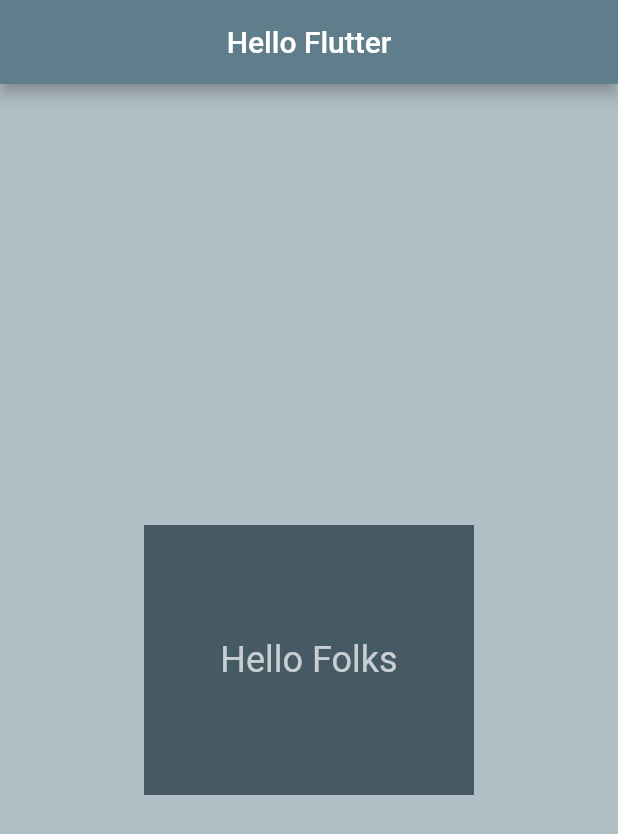
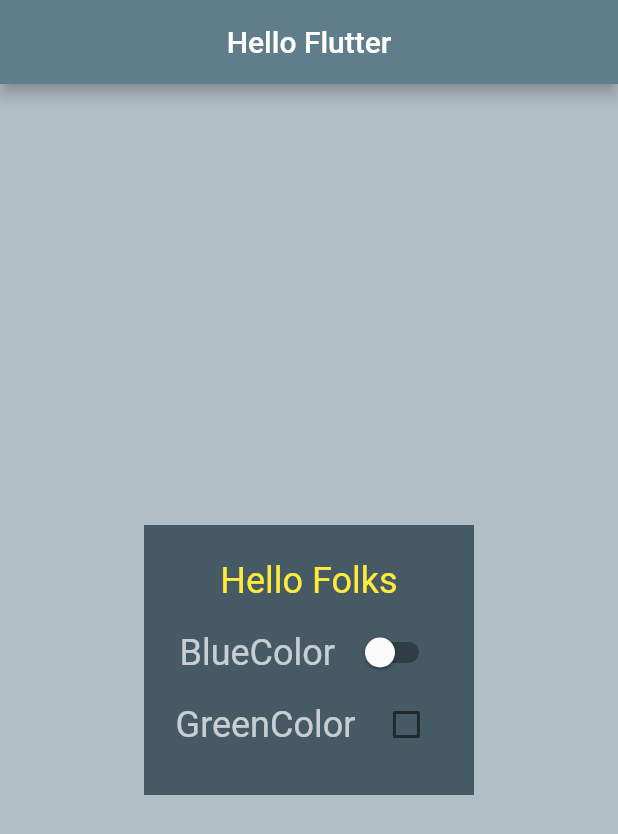
Before and after one commit to johnnylyimo/flutter_switch_checkbox_demo, a Flutter app: the screen it shows after launch, on a phone screen of 412 x 824 dp. Shown: the top 834 px of the screen. Run offline on Flutter 3.47's test engine with Material 2 defaults, Android fonts, the phone set to English and light mode, and no system bars.

```diff
--- a/lib/home_page.dart
+++ b/lib/home_page.dart
@@ -1,6 +1,14 @@
 import 'package:flutter/material.dart';
 
-class MyHomePage extends StatelessWidget {
+class MyHomePage extends StatefulWidget {
+  @override
+  _MyHomePageState createState() => _MyHomePageState();
+}
+
+class _MyHomePageState extends State<MyHomePage> {
+  Color colorType = Colors.yellow;
+  bool isSwitched = false;
+  bool isChecked = false;
   @override
   Widget build(BuildContext context) {
     return Scaffold(
@@ -14,10 +22,68 @@ class MyHomePage extends StatelessWidget {
           color: Colors.blueGrey.shade700,
           width: 220.0,
           height: 180.0,
-          child: Center(
-            child: Center(
-              child: Text('Hello Folks'),
-            ),
+          child: Column(
+            mainAxisAlignment: MainAxisAlignment.center,
+            children: <Widget>[
+              Center(
+                child: Text(
+                  'Hello Folks',
+                  style: TextStyle(color: colorType),
+                ),
+              ),
+              SizedBox(
+                height: 10.0,
+              ),
+              Row(
+                mainAxisAlignment: MainAxisAlignment.center,
+                children: <Widget>[
+                  Text('BlueColor'),
+                  SizedBox(
+                    width: 10.0,
+                  ),
+                  Switch(
+                    value: isSwitched,
+                    // store user tap to toggle
+                    onChanged: (bool toggled) {
+                      setState(() {
+                        isSwitched = toggled; // update isSwitched to toggled
+                        isSwitched
+                            ? colorType = Colors.blue
+                            : colorType = Colors.yellow;
+                      });
+                    },
+                    activeTrackColor: Colors.blue.shade300,
+                    activeColor: Colors.blue.shade500,
+                  ),
+                  SizedBox(
+                    height: 10.0,
+                  ),
+                ],
+              ),
+              Row(
+                mainAxisAlignment: MainAxisAlignment.center,
+                children: <Widget>[
+                  Text(
+                    'GreenColor',
+                  ),
+                  SizedBox(
+                    width: 10.0,
+                  ),
+                  Checkbox(
+                    value: isChecked,
+                    // store user tap checked
+                    onChanged: (bool checked) {
+                      setState(() {
+                        isChecked = checked; // updated isChecked to checked
+                        isChecked
+                            ? colorType = Colors.green
+                            : colorType = Colors.red;
+                      });
+                    },
+                  ),
+                ],
+              )
+            ],
           ),
         ),
       ),
```
Also changed, not shown: pubspec.lock, 1 other file.
